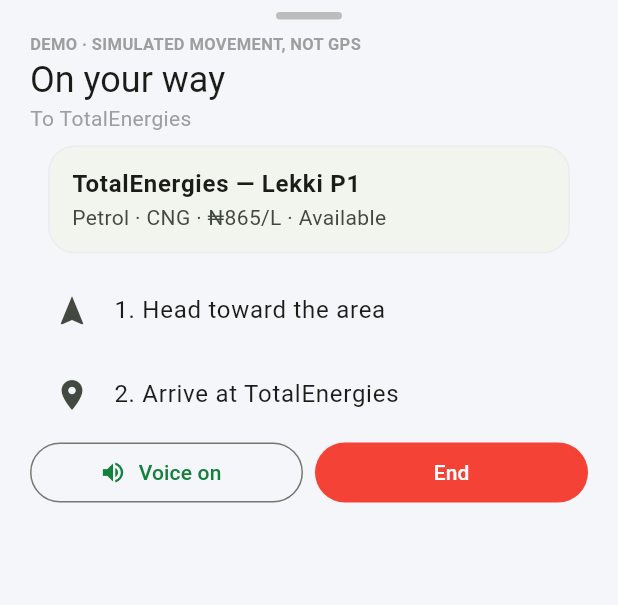
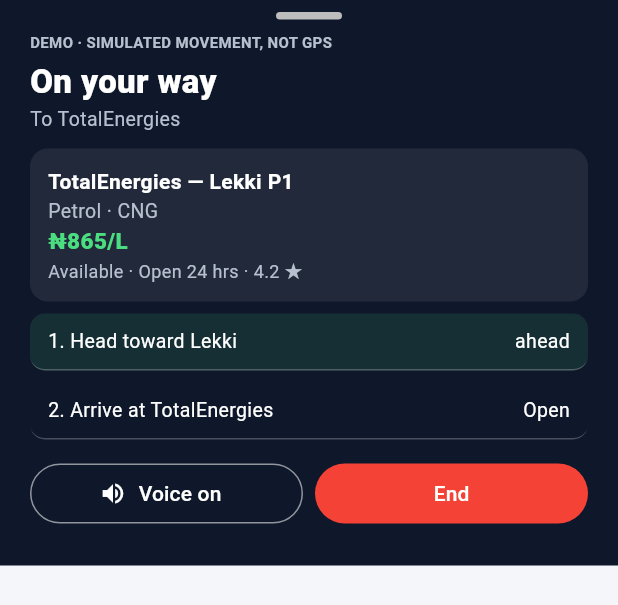
Before and after one commit to Precious08/TankUp, a Flutter app: the NavCard widget shown alone on an empty page, opened directly with sample values from the repository, on a phone screen of 412 x 824 dp. Shown: the top 605 px of the screen. Run offline on Flutter 3.47's test engine with Material 3 defaults, Android fonts, the phone set to English and light mode, and no system bars; our stand-ins replace flutter_riverpod, flutter_tts, geolocator, image_picker, shared_preferences, supabase_flutter; accounts and stored records are empty.

Commit message:
Converge app to demo design: dock, pins, sheets, dark nav, state picker

```diff
--- a/app/lib/features/navigation/nav_screen.dart
+++ b/app/lib/features/navigation/nav_screen.dart
@@ -43,11 +43,15 @@
   @override
   Widget build(BuildContext context) {
     final s = widget.station;
+    const ink = Color(0xFF0F172A);
+    const sub = Color(0xFFB6C0CE);
     return SafeArea(
-      child: ListView(
-        shrinkWrap: true,
-        padding: const EdgeInsets.fromLTRB(20, 8, 20, 24),
-        children: [
+      child: Container(
+        color: ink,
+        child: ListView(
+          shrinkWrap: true,
+          padding: const EdgeInsets.fromLTRB(20, 8, 20, 24),
+          children: [
           Center(
             child: Container(
                 width: 44,
@@ -59,28 +63,51 @@
           const SizedBox(height: 8),
           const Text('DEMO · SIMULATED MOVEMENT, NOT GPS',
               style: TextStyle(
-                  fontSize: 11, fontWeight: FontWeight.bold, color: Colors.grey)),
-          Text('On your way', style: Theme.of(context).textTheme.headlineSmall),
+                  fontSize: 10, fontWeight: FontWeight.bold, color: sub)),
+          const SizedBox(height: 4),
+          const Text('On your way',
+              style: TextStyle(
+                  fontSize: 22, fontWeight: FontWeight.w800, color: Colors.white)),
           Text('To ${s.name.split('—').first.trim()}',
-              style: const TextStyle(color: Colors.grey)),
-          const SizedBox(height: 8),
-          Card(
-            child: ListTile(
-              title: Text(s.name, style: const TextStyle(fontWeight: FontWeight.bold)),
-              subtitle: Text(
-                  '${s.fuels.map(fuelName).join(' · ')} · ${s.priceLabel} · ${s.availability}'),
+              style: const TextStyle(color: sub, fontSize: 13)),
+          const SizedBox(height: 10),
+          Container(
+            padding: const EdgeInsets.all(12),
+            decoration: BoxDecoration(
+              color: Colors.white.withAlpha(20),
+              borderRadius: BorderRadius.circular(12),
+            ),
+            child: Column(
+              crossAxisAlignment: CrossAxisAlignment.start,
+              children: [
+                Text(s.name,
+                    style: const TextStyle(
+                        color: Colors.white, fontWeight: FontWeight.bold)),
+                Text(s.fuels.map(fuelName).join(' · '),
+                    style: const TextStyle(color: sub, fontSize: 13)),
+                Text(s.priceLabel,
+                    style: const TextStyle(
+                        color: Color(0xFF4ADE80),
+                        fontWeight: FontWeight.w800,
+                        fontSize: 15)),
+                Text('${s.availability} · ${s.hours} · ${s.rating} ★',
+                    style: const TextStyle(color: sub, fontSize: 12)),
+              ],
             ),
           ),
-          const ListTile(
-              leading: Icon(Icons.navigation), title: Text('1. Head toward the area')),
-          ListTile(
-              leading: const Icon(Icons.location_on),
-              title: Text('2. Arrive at ${s.name.split('—').first.trim()}')),
+          _step('1. Head toward ${s.area}', 'ahead', cur: true),
+          _step('2. Arrive at ${s.name.split('—').first.trim()}',
+              s.open ? 'Open' : 'Closed'),
+          const SizedBox(height: 12),
           Row(children: [
             Expanded(
               child: OutlinedButton.icon(
-                icon: Icon(_muted ? Icons.volume_off : Icons.volume_up),
-                label: Text(_muted ? 'Muted' : 'Voice on'),
+                icon: Icon(_muted ? Icons.volume_off : Icons.volume_up,
+                    color: Colors.white),
+                label: Text(_muted ? 'Muted' : 'Voice on',
+                    style: const TextStyle(color: Colors.white)),
+                style: OutlinedButton.styleFrom(
+                    side: const BorderSide(color: Colors.white54)),
                 onPressed: () {
                   setState(() => _muted = !_muted);
                   if (_muted) {
@@ -101,7 +128,27 @@
             ),
           ]),
         ],
+        ),
       ),
     );
   }
+
+  Widget _step(String t, String d, {bool cur = false}) {
+    return Container(
+      margin: const EdgeInsets.only(top: 8),
+      padding: const EdgeInsets.symmetric(horizontal: 12, vertical: 9),
+      decoration: BoxDecoration(
+        color: cur ? const Color(0x1F4ADE80) : Colors.transparent,
+        borderRadius: BorderRadius.circular(10),
+        border: const Border(
+            bottom: BorderSide(color: Colors.white24)),
+      ),
+      child: Row(children: [
+        Expanded(
+          child: Text(t, style: const TextStyle(color: Colors.white, fontSize: 13)),
+        ),
+        Text(d, style: const TextStyle(color: Colors.white, fontSize: 13)),
+      ]),
+    );
+  }
 }
--- a/app/pubspec.yaml
+++ b/app/pubspec.yaml
@@ -41,7 +41,6 @@
   flutter_tts: ^4.2.5
   shared_preferences: ^2.5.6
   image_picker: ^1.2.4
-
 dev_dependencies:
   flutter_test:
     sdk: flutter
```
Also changed, not shown: app/lib/design/theme.dart (+6 -6 lines), app/lib/features/home/home_screen.dart (+55 -2 lines), app/lib/main.dart (+29 -9 lines).
